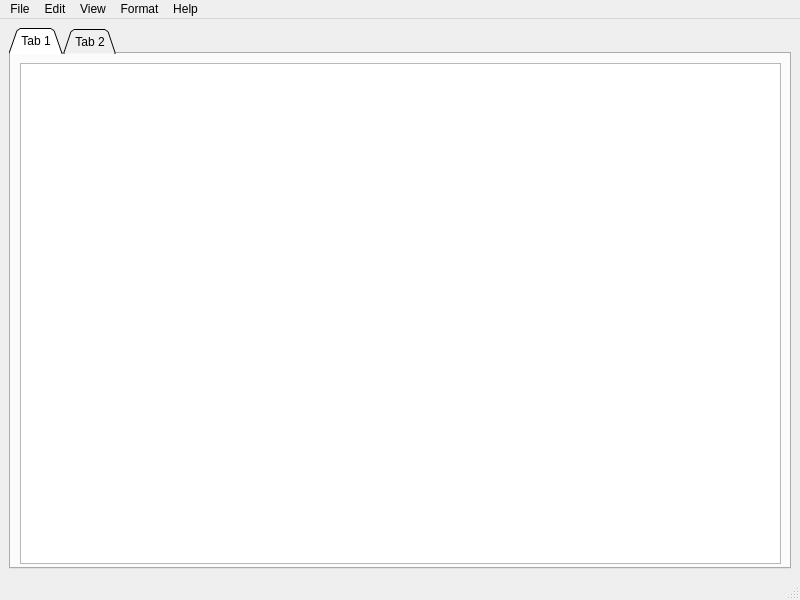
Above: TextEditor/mainwindow.ui from BryceCallender/TextEditor before the change. Below: the same form after it.
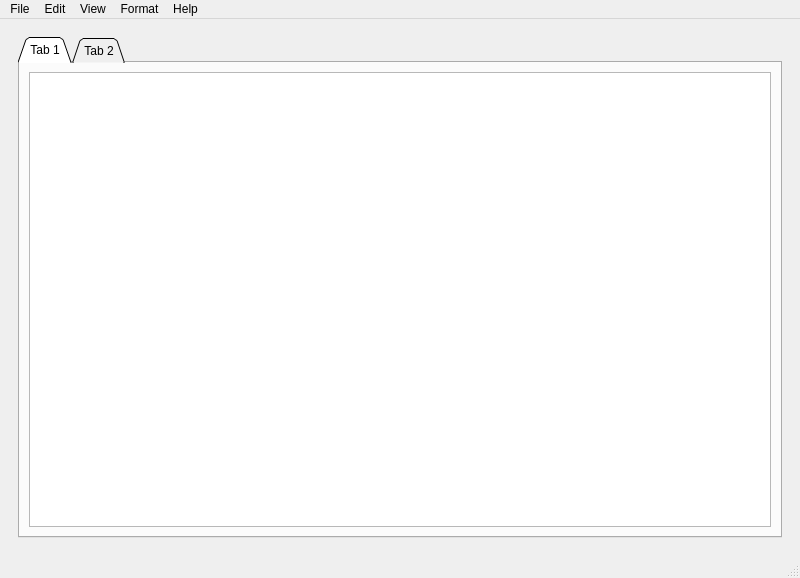
That is the form after the change.

Diff of the .ui file:
```diff
--- a/TextEditor/mainwindow.ui
+++ b/TextEditor/mainwindow.ui
@@ -7,7 +7,7 @@
     <x>0</x>
     <y>0</y>
     <width>800</width>
-    <height>600</height>
+    <height>578</height>
    </rect>
   </property>
   <property name="windowTitle">
@@ -17,7 +17,10 @@
    <property name="autoFillBackground">
     <bool>false</bool>
    </property>
-   <layout class="QHBoxLayout" name="horizontalLayout">
+   <layout class="QVBoxLayout" name="verticalLayout">
+    <item>
+     <widget class="QWidget" name="container" native="true">
+      <layout class="QHBoxLayout" name="horizontalLayout_4">
     <item>
      <widget class="QTabWidget" name="tabWidget">
       <property name="tabPosition">
@@ -36,21 +39,15 @@
        <attribute name="title">
         <string>Tab 1</string>
        </attribute>
-       <widget class="QWidget" name="verticalLayoutWidget">
-        <property name="geometry">
-         <rect>
-          <x>9</x>
-          <y>9</y>
-          <width>761</width>
-          <height>501</height>
-         </rect>
-        </property>
-        <layout class="QVBoxLayout" name="verticalLayout">
+          <layout class="QHBoxLayout" name="horizontalLayout_2">
+           <item>
+            <layout class="QVBoxLayout" name="verticalLayout_2">
          <item>
           <widget class="QTextEdit" name="textEdit"/>
          </item>
         </layout>
-       </widget>
+           </item>
+          </layout>
       </widget>
       <widget class="QWidget" name="tab_2">
        <attribute name="title">
@@ -61,6 +58,9 @@
     </item>
    </layout>
   </widget>
+    </item>
+   </layout>
+  </widget>
   <widget class="QMenuBar" name="menubar">
    <property name="geometry">
     <rect>
```
Left out of the diff: 24 changed lines with no effect on the pictures. Lines whose indentation alone changed are shown as unchanged.
